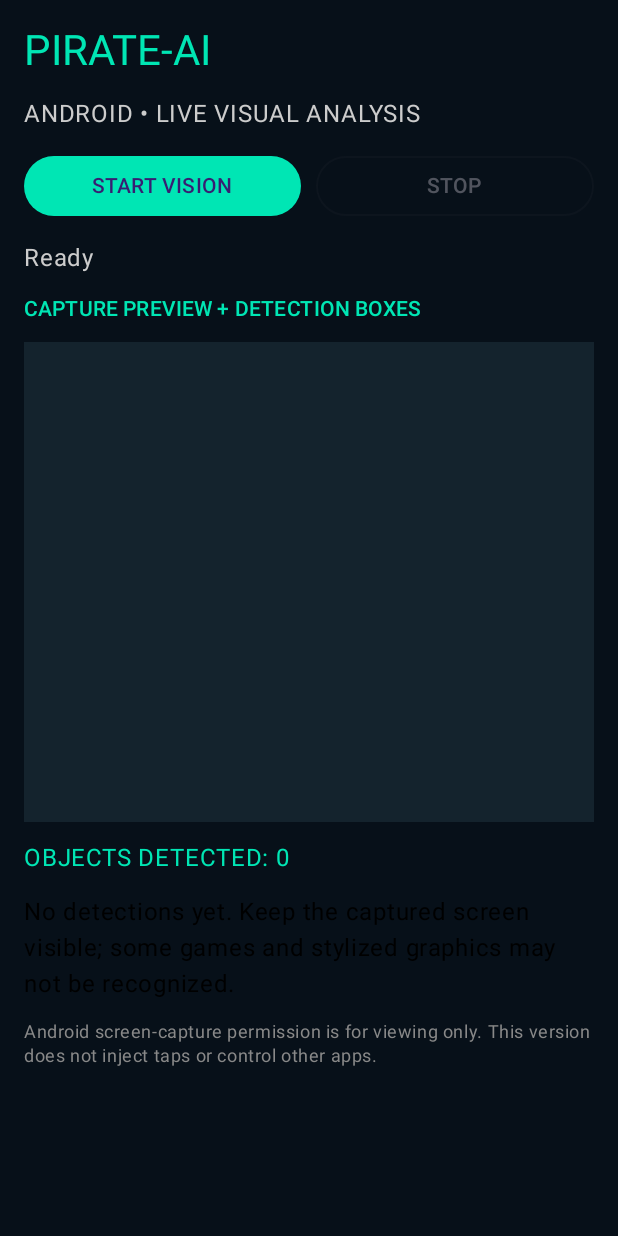
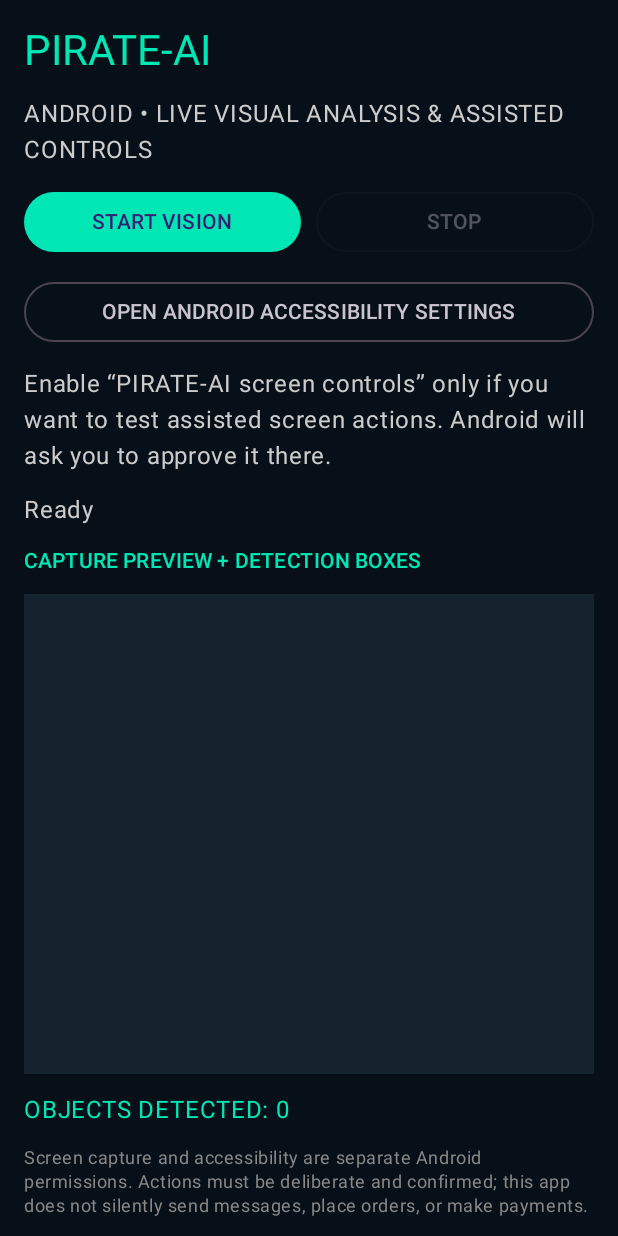
Before and after one commit to achukoluvenkataprasanna-netizen/PIRATE-AI, an Android app built with Jetpack Compose: the screen it shows after launch (MainActivity), on a phone screen of 412 x 824 dp. Run offline under Robolectric (Android 15) with nearby library versions, the phone set to English and light mode, and no system bars.

Commit message:
Add accessibility settings entry point

```diff
--- a/app/src/main/java/com/pirateai/MainActivity.kt
+++ b/app/src/main/java/com/pirateai/MainActivity.kt
@@ -2,8 +2,8 @@ package com.pirateai
 
 import android.content.Intent
 import android.media.projection.MediaProjectionManager
-import android.os.Build
 import android.os.Bundle
+import android.provider.Settings
 import android.widget.FrameLayout
 import android.widget.ImageView
 import androidx.activity.ComponentActivity
@@ -31,14 +31,12 @@ class MainActivity : ComponentActivity() {
                 putExtra(ScreenCaptureService.EXTRA_DATA, result.data)
             }
             ContextCompat.startForegroundService(this, startIntent)
-        } else {
-            VisionState.setStatus("Screen capture permission was not granted")
-        }
+        } else VisionState.setStatus("Screen capture permission was not granted")
     }
 
     override fun onCreate(savedInstanceState: Bundle?) {
         super.onCreate(savedInstanceState)
-        setContent { PirateDashboard(::requestCapture, ::stopCapture) }
+        setContent { PirateDashboard(::requestCapture, ::stopCapture, ::openAccessibilitySettings) }
     }
 
     private fun requestCapture() {
@@ -49,25 +47,32 @@ class MainActivity : ComponentActivity() {
     private fun stopCapture() {
         startService(Intent(this, ScreenCaptureService::class.java).apply { action = ScreenCaptureService.ACTION_STOP })
     }
+
+    private fun openAccessibilitySettings() {
+        startActivity(Intent(Settings.ACTION_ACCESSIBILITY_SETTINGS))
+    }
 }
 
 @Composable
-private fun PirateDashboard(onStart: () -> Unit, onStop: () -> Unit) {
+private fun PirateDashboard(onStart: () -> Unit, onStop: () -> Unit, onAccessibility: () -> Unit) {
     val state by VisionState.state.collectAsStateWithLifecycle()
     val bg = Color(0xFF071019)
     val cyan = Color(0xFF00E6B4)
-
     MaterialTheme(colorScheme = darkColorScheme(primary = cyan, background = bg, surface = Color(0xFF10212B))) {
         Column(
             Modifier.fillMaxSize().background(bg).verticalScroll(rememberScrollState()).padding(16.dp),
             verticalArrangement = Arrangement.spacedBy(12.dp)
         ) {
             Text("PIRATE-AI", style = MaterialTheme.typography.headlineMedium, color = cyan)
-            Text("ANDROID • LIVE VISUAL ANALYSIS", color = Color.LightGray)
+            Text("ANDROID • LIVE VISUAL ANALYSIS & ASSISTED CONTROLS", color = Color.LightGray)
             Row(horizontalArrangement = Arrangement.spacedBy(10.dp)) {
                 Button(onClick = onStart, enabled = !state.running, modifier = Modifier.weight(1f)) { Text("START VISION") }
                 OutlinedButton(onClick = onStop, enabled = state.running, modifier = Modifier.weight(1f)) { Text("STOP") }
             }
+            OutlinedButton(onClick = onAccessibility, modifier = Modifier.fillMaxWidth()) {
+                Text("OPEN ANDROID ACCESSIBILITY SETTINGS")
+            }
+            Text("Enable “PIRATE-AI screen controls” only if you want to test assisted screen actions. Android will ask you to approve it there.", color = Color.LightGray)
             Text(state.status, color = if (state.running) cyan else Color.LightGray)
             Text("CAPTURE PREVIEW + DETECTION BOXES", color = cyan, style = MaterialTheme.typography.titleSmall)
             AndroidView(
@@ -85,15 +90,11 @@ private fun PirateDashboard(onStart: () -> Unit, onStop: () -> Unit) {
                     @Suppress("UNCHECKED_CAST")
                     val pair = frame.tag as Pair<ImageView, DetectionOverlayView>
                     pair.first.setImageBitmap(state.bitmap)
-                    if (state.frameWidth > 0 && state.frameHeight > 0) {
-                        pair.second.setDetections(state.detections, state.frameWidth, state.frameHeight)
-                    } else pair.second.clear()
+                    if (state.frameWidth > 0 && state.frameHeight > 0) pair.second.setDetections(state.detections, state.frameWidth, state.frameHeight)
+                    else pair.second.clear()
                 }
             )
             Text("OBJECTS DETECTED: " + state.detections.size, color = cyan)
-            if (state.detections.isEmpty()) {
-                Text("No detections yet. Keep the captured screen visible; some games and stylized graphics may not be recognized.")
-            } else {
             state.detections.forEachIndexed { index, item ->
                 val confidence = item.confidence?.let { " • " + (it * 100).toInt() + "%" } ?: ""
                 Card(colors = CardDefaults.cardColors(containerColor = Color(0xFF10212B))) {
@@ -104,12 +105,7 @@ private fun PirateDashboard(onStart: () -> Unit, onStop: () -> Unit) {
                     }
                 }
             }
-            }
-            Text(
-                "Android screen-capture permission is for viewing only. This version does not inject taps or control other apps.",
-                color = Color.Gray,
-                style = MaterialTheme.typography.bodySmall
-            )
+            Text("Screen capture and accessibility are separate Android permissions. Actions must be deliberate and confirmed; this app does not silently send messages, place orders, or make payments.", color = Color.Gray, style = MaterialTheme.typography.bodySmall)
         }
     }
 }
```
Lines whose indentation alone changed are shown as unchanged.
